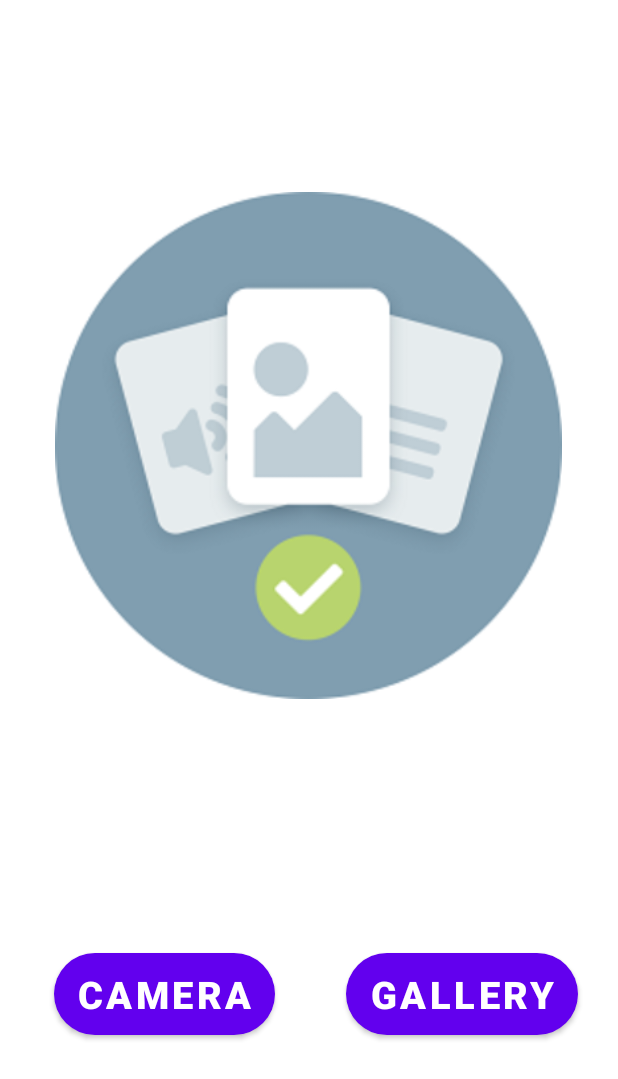
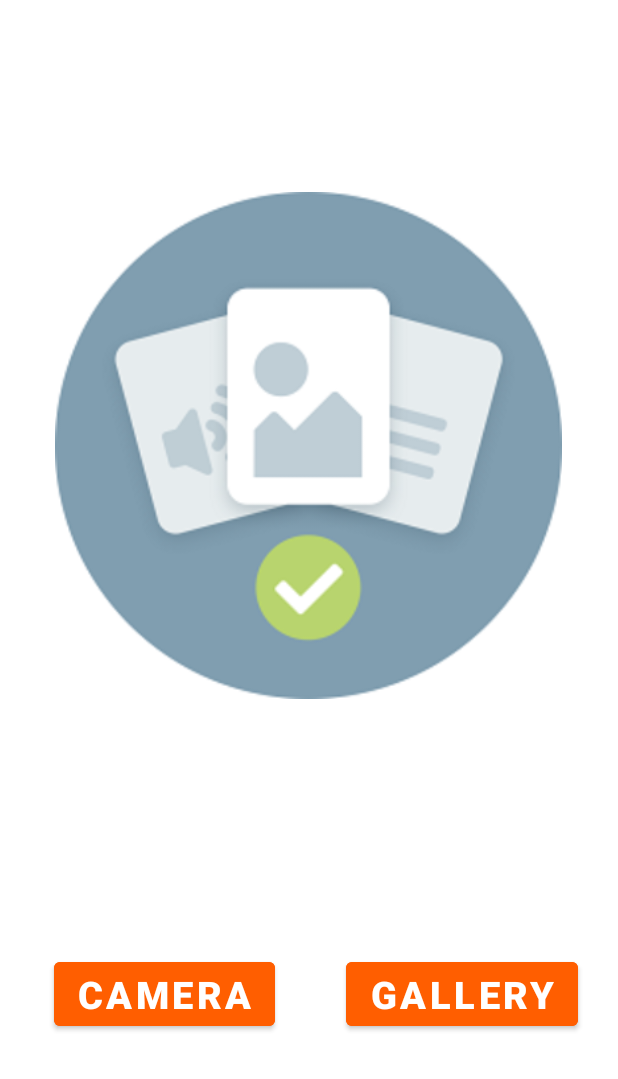
Before and after one commit to veeresh08/TrafficVision, an Android app: the layout activity_camera_firebase.xml on its own in the app's theme, with its tools: preview values and no code run, on a phone screen of 412 x 824 dp. Shown: the top 1079 px of the screen. Run offline under Robolectric (Android 15) with nearby library versions, the phone set to English and light mode, and no system bars.

Commit message:
version 1 camera working and other implemented

```diff
--- a/app/src/main/AndroidManifest.xml
+++ b/app/src/main/AndroidManifest.xml
@@ -30,9 +30,7 @@
         <activity
             android:name=".Activity.setting.ProfileActivity"
             android:exported="false" />
-        <activity
-            android:name=".Activity.Payment.ReadData"
-            android:exported="false"></activity>
+
 
         <receiver
             android:name=".Activity.sos.ShakeServices.ReactivateService"
--- a/app/src/main/java/com/example/project/Activity/ReadData.java
+++ b/app/src/main/java/com/example/project/Activity/ReadData.java
@@ -58,7 +58,7 @@ public class ReadData extends AppCompatActivity {
         TextView tvViolation = findViewById(R.id.tvViolation);
         TextView tvLocation = findViewById(R.id.tvLocation);
         TextView tvAmount = findViewById(R.id.tvAmount);
-        reference = FirebaseDatabase.getInstance().getReference("Users");
+        reference = FirebaseDatabase.getInstance().getReference("Fine");
         reference.child(username).get().addOnCompleteListener(new OnCompleteListener<DataSnapshot>() {
             @Override
             public void onComplete(@NonNull Task<DataSnapshot> task) {
--- a/app/src/main/res/layout/activity_camera_firebase.xml
+++ b/app/src/main/res/layout/activity_camera_firebase.xml
@@ -1,4 +1,5 @@
 <?xml version="1.0" encoding="utf-8"?>
+
 <androidx.constraintlayout.widget.ConstraintLayout xmlns:android="http://schemas.android.com/apk/res/android"
     xmlns:app="http://schemas.android.com/apk/res-auto"
     xmlns:tools="http://schemas.android.com/tools"
@@ -23,7 +24,7 @@
         android:layout_width="wrap_content"
         android:layout_height="wrap_content"
         android:layout_marginStart="20dp"
-        android:background="@drawable/orange_button_background"
+        android:backgroundTint="@color/orange_btn"
         android:text="Gallery"
         android:textColor="#ffffff"
         android:textSize="25sp"
@@ -41,7 +42,7 @@
         android:layout_width="wrap_content"
         android:layout_height="wrap_content"
         android:layout_marginTop="48dp"
-        android:background="@drawable/orange_button_background"
+        android:backgroundTint="@color/orange_btn"
         android:text="Camera"
 
         android:textColor="#ffffff"
```
Also changed, not shown: app/build.gradle (+3 -8 lines), app/src/main/java/com/example/project/Activity/CameraFirebaseActivity.java (+16 -22 lines).
